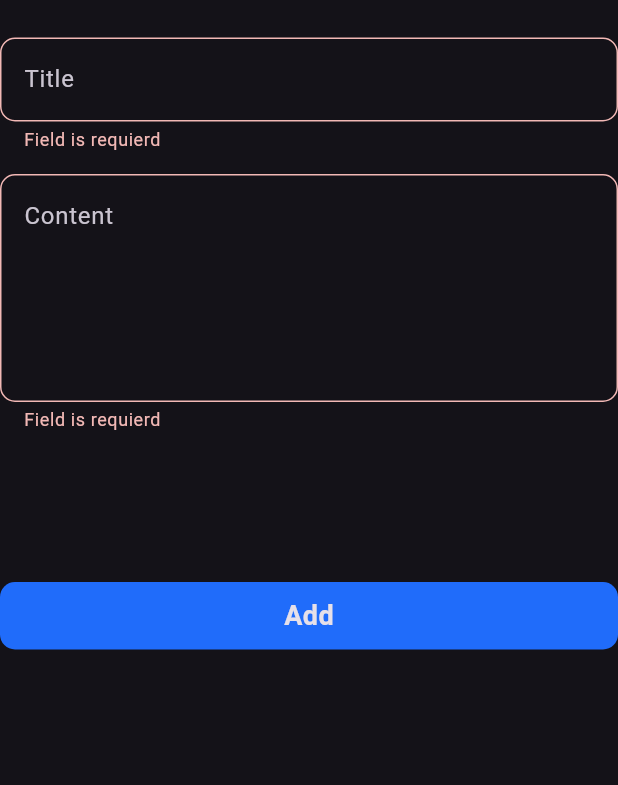
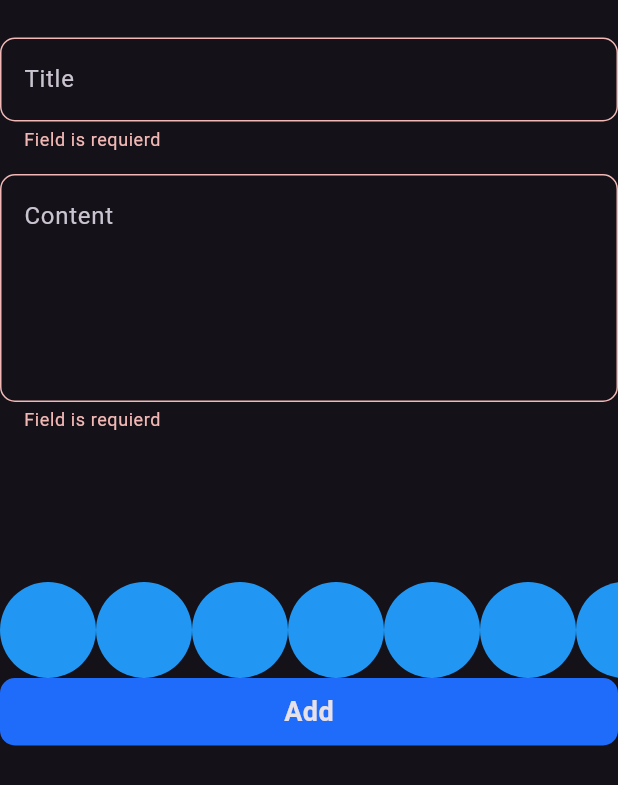
Before and after one commit to abdarahmann/Note-App, a Flutter app: the AddNoteForm widget shown alone on an empty page, opened directly, after a tap on "Add", on a phone screen of 412 x 824 dp. Shown: the top 785 px of the screen. Run offline on Flutter 3.47's test engine with Material 3 defaults, Android fonts, the phone set to English and light mode, and no system bars; our stand-ins replace bloc, flutter_bloc, font_awesome_flutter, hive, hive_flutter; accounts and stored records are empty; Roboto replaces fonts that are missing (Poppins).

Commit message:
Create colors ListView part 1

```diff
--- a/lib/widgets/add_note_form.dart
+++ b/lib/widgets/add_note_form.dart
@@ -3,6 +3,7 @@ import 'package:flutter_bloc/flutter_bloc.dart';
 import 'package:intl/intl.dart';
 import 'package:notes_app/cubit/add_note_cubit/add_note_cubit_cubit.dart';
 import 'package:notes_app/models/note_model.dart';
+import 'colors_list_view.dart';
 import 'custom_button.dart';
 import 'custom_textfield.dart';
 
@@ -47,6 +48,7 @@ class _AddNoteFormState extends State<AddNoteForm> {
           const SizedBox(
             height: 100,
           ),
+          const ColorListView(),
           BlocBuilder<AddNoteCubitCubit, AddNoteCubitState>(
             builder: (context, state) {
               return CustomButton(
@@ -54,13 +56,7 @@ class _AddNoteFormState extends State<AddNoteForm> {
                 onTap: () {
                   if (formkey.currentState!.validate()) {
                     formkey.currentState!.save();
-                    var currentDate = DateTime.now();
-                    var formatedDate = DateFormat.yMd().format(currentDate);
-                    var noteModel = NoteModel(
-                        title: title!,
-                        subtitle: subTitle!,
-                        date: formatedDate.toString(),
-                        color: Colors.white.value);
+                    NoteModel noteModel = addNote();
                     BlocProvider.of<AddNoteCubitCubit>(context)
                         .addNote(noteModel);
                   } else {
@@ -78,4 +74,15 @@ class _AddNoteFormState extends State<AddNoteForm> {
       ),
     );
   }
+
+  NoteModel addNote() {
+    var currentDate = DateTime.now();
+    var formatedDate = DateFormat.yMd().format(currentDate);
+    var noteModel = NoteModel(
+        title: title!,
+        subtitle: subTitle!,
+        date: formatedDate.toString(),
+        color: Colors.white.value);
+    return noteModel;
+  }
 }
--- /dev/null
+++ b/lib/widgets/colors_list_view.dart
@@ -0,0 +1,30 @@
+
+import 'package:flutter/material.dart';
+
+class ColorItem extends StatelessWidget {
+  const ColorItem({super.key});
+
+  @override
+  Widget build(BuildContext context) {
+    return const CircleAvatar(
+      backgroundColor: Colors.blue,
+      radius: 32,
+    );
+  }
+}
+
+class ColorListView extends StatelessWidget {
+  const ColorListView({super.key});
+
+  @override
+  Widget build(BuildContext context) {
+    return SizedBox(
+      height: 32 * 2,
+      child: ListView.builder(
+          scrollDirection: Axis.horizontal,
+          itemBuilder: (context, index) {
+            return const ColorItem();
+          }),
+    );
+  }
+}
```
